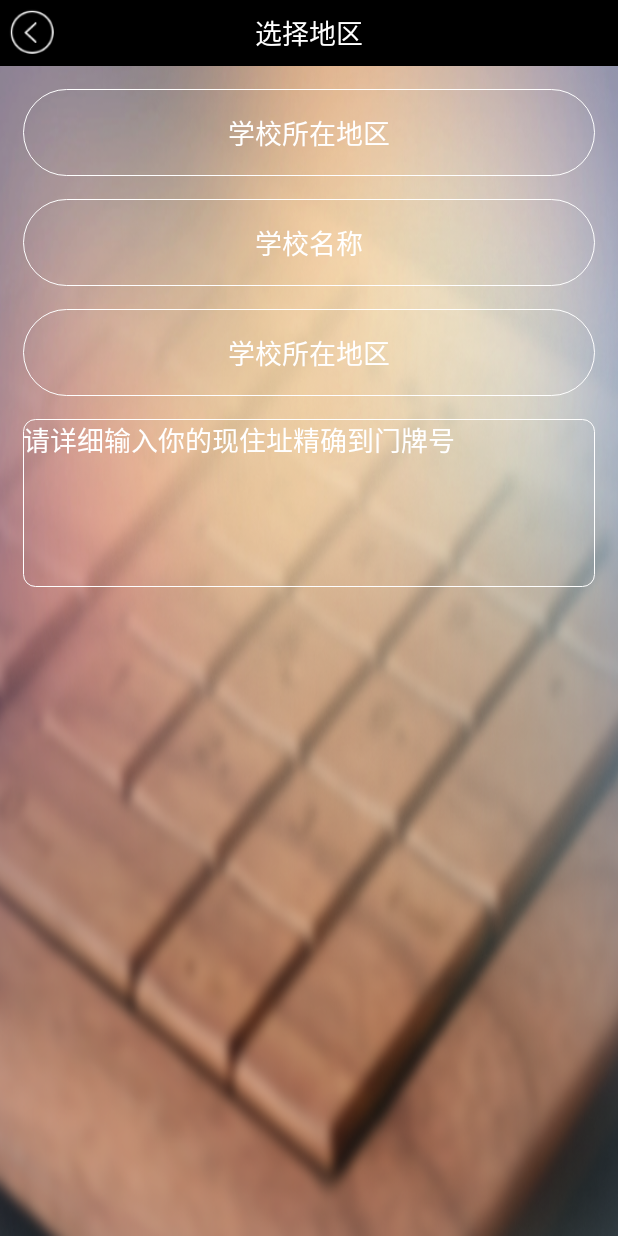
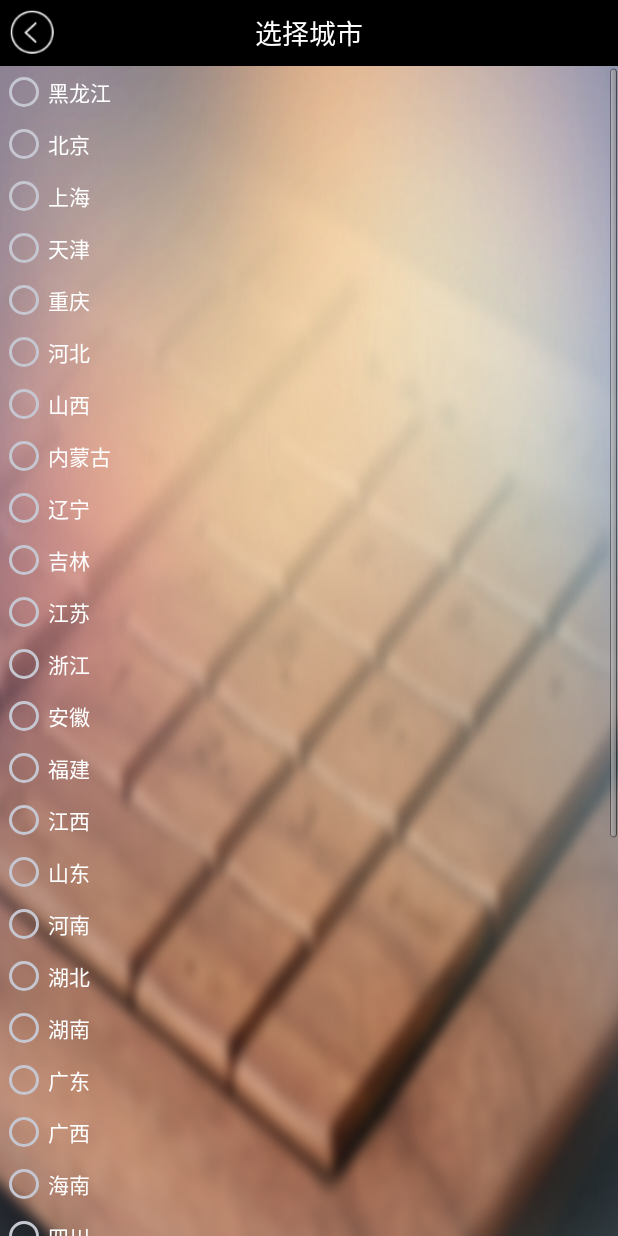
Before and after one commit to yu358769601/xingxingx, an Android app: the SchoolAddressActivity screen opened directly, with no data from a screen before it, after a tap on "学校所在地区", on a phone screen of 412 x 824 dp. Run offline under Robolectric (Android 15) with nearby library versions, the phone set to English and light mode, and no system bars; pictures from the network do not load.

Commit message:
城市完毕

```diff
--- a/app/src/main/AndroidManifest.xml
+++ b/app/src/main/AndroidManifest.xml
@@ -117,6 +117,8 @@
         </activity>
         <activity android:name=".ui.SchoolAddressActivity">
         </activity>
+        <activity android:name=".ui.SelectCityActivity">
+        </activity>
     </application>
 
 </manifest>
--- a/app/src/main/java/com/xinxinxuedai/MVP/ApplyForActivity/ApplyForActivity_P.java
+++ b/app/src/main/java/com/xinxinxuedai/MVP/ApplyForActivity/ApplyForActivity_P.java
@@ -7,6 +7,7 @@ import com.xinxinxuedai.MVP.baseMVP.BaseMvp;
 import com.xinxinxuedai.ui.BankCardInfoActivity;
 import com.xinxinxuedai.ui.OrganizingDataActivity;
 import com.xinxinxuedai.ui.PersonalDetailsActivity;
+import com.xinxinxuedai.ui.SchoolAddressActivity;
 import com.xinxinxuedai.view.xuedai_button.XueDaiButton;
 
 /**
@@ -47,7 +48,8 @@ public class ApplyForActivity_P extends BaseMvp<ApplyForActivity_callback> imple
                 context.startActivity(intent);
             break;
             case 2:
-
+                intent.setClass(context, SchoolAddressActivity.class);
+                context.startActivity(intent);
             break;
             case 3:
                 intent.setClass(context, BankCardInfoActivity.class);
--- /dev/null
+++ b/app/src/main/java/com/xinxinxuedai/MVP/SelectCityActivity/SelectCityActivity_C.java
@@ -0,0 +1,19 @@
+package com.xinxinxuedai.MVP.SelectCityActivity;
+
+/**
+ * Created by Administrator 于萌萌
+ * 创建日期: 14:45 . 2016年12月08日
+ * 描述:
+ * <p>
+ * <p>
+ * 备注:
+ */
+
+public interface SelectCityActivity_C {
+    /**
+     * 返回 省市信息
+     * @param sheng
+     * @param shi
+     */
+    void getData(String sheng , String shi);
+}
--- /dev/null
+++ b/app/src/main/java/com/xinxinxuedai/MVP/SelectCityActivity/SelectCityActivity_M.java
@@ -0,0 +1,21 @@
+package com.xinxinxuedai.MVP.SelectCityActivity;
+
+import android.widget.RadioGroup;
+
+/**
+ * Created by Administrator 于萌萌
+ * 创建日期: 14:45 . 2016年12月08日
+ * 描述:
+ * <p>
+ * <p>
+ * 备注:
+ */
+
+public interface SelectCityActivity_M {
+    /**
+     * 初始化 radioGroup 的数据
+     * @param selectcity_rg1
+     * @param radioGroup
+     */
+    void setRadioGroup(RadioGroup selectcity_rg1, RadioGroup radioGroup);
+}
--- /dev/null
+++ b/app/src/main/java/com/xinxinxuedai/MVP/SelectCityActivity/SelectCityActivity_P.java
@@ -0,0 +1,166 @@
+package com.xinxinxuedai.MVP.SelectCityActivity;
+
+import android.content.Context;
+import android.widget.RadioButton;
+import android.widget.RadioGroup;
+import android.widget.RelativeLayout;
+
+import com.xinxinxuedai.MVP.baseMVP.BaseMvp;
+import com.xinxinxuedai.Utils.LogUtils;
+import com.xinxinxuedai.Utils.UtilsMeasure;
+
+/**
+ * Created by Administrator 于萌萌
+ * 创建日期: 14:45 . 2016年12月08日
+ * 描述:选择城市_P
+ * <p>
+ * <p>
+ * 备注:
+ */
+
+public class SelectCityActivity_P extends BaseMvp<SelectCityActivity_C> implements SelectCityActivity_M{
+
+    //34
+    final String[] sheng = {"黑龙江","北京","上海","天津","重庆","河北", "山西","内蒙古","辽宁","吉林","江苏","浙江",
+            "安徽","福建","江西","山东","河南","湖北", "湖南","广东","广西","海南","四川","贵州",
+            "云南","西藏","陕西","甘肃","青海","宁夏", "新疆","台湾","香港","澳门"};
+
+    final String[][] city = {
+            {"哈尔滨","齐齐哈尔","鸡西","鹤岗","双鸭山","大庆", "伊春","佳木斯","七台河","牡丹江","黑河","绥化","大兴安岭"},
+            {"北京"},
+            {"上海"},
+            {"天津"},
+            {"重庆"},
+            {"石家庄","唐山","秦皇岛","邯郸","邢台","保定","张家口","承德","沧州","廊坊","衡水"},
+            {"太原","大同","阳泉","长治","晋城","朔州", "晋中","运城","忻州","临汾","吕梁"},
+            {"呼和浩特","包头","乌海","赤峰","通辽","鄂尔多斯", "呼伦贝尔","巴彦淖尔","乌兰察布","兴安","锡林郭勒","阿拉善"},
+            {"沈阳","大连","鞍山","抚顺","本溪","丹东","锦州","营口","阜新","辽阳","盘锦","铁岭","朝阳","葫芦岛"},
+            {"吉林","长春","四平","辽源","通化","白山","松原","白城","延边"},
+            {"南京","无锡","徐州","常州","苏州","南通","连云港","淮安","盐城","扬州","镇江","泰州","宿迁"},
+            {"杭州","宁波","温州","嘉兴","湖州","绍兴","金华","衢州","舟山","台州","丽水"},
+            {"合肥","芜湖","蚌埠","淮南","马鞍山","淮北","铜陵","安庆","黄山","滁州","阜阳","宿州","巢湖","六安","亳州","池州","宣城"},
+            {"福州","厦门","莆田","三明","泉州","漳州","南平","龙岩","宁德"},
+            {"南昌","景德镇","萍乡","九江","新余","鹰潭","赣州","吉安","宜春","抚州","上饶"},
+            {"济南","青岛","淄博","枣庄","东营","烟台","潍坊","威海","济宁","泰安","日照","莱芜","临沂","德州","聊城","滨州","菏泽"},
+            {"郑州","开封","洛阳","平顶山","焦作","鹤壁","新乡","安阳","濮阳","许昌","漯河","三门峡","南阳","商丘","信阳","周口","驻马店"},
+            {"武汉","黄石","襄樊","十堰","荆州","宜昌","荆门","鄂州","孝感","黄冈","咸宁","随州","恩施"},
+            {"长沙","株洲","湘潭","衡阳","邵阳","岳阳","常德","张家界","益阳","郴州","永州","怀化","娄底","湘西"},
+            {"广州","深圳","珠海","汕头","韶关","佛山","江门","湛江","茂名","肇庆","惠州","梅州","汕尾","河源","阳江","清远","东莞","中山","潮州","揭阳","云浮"},
+            {"南宁","柳州","桂林","梧州","北海","防城港","钦州","贵港","玉林","百色","贺州","河池","来宾","崇左"},
+            {"海口","三亚"},
+            {"成都","自贡","攀枝花","泸州","德阳","绵阳","广元","遂宁","内江","乐山","南充","宜宾","广安","达州","眉山","雅安","巴中","资阳","阿坝","甘孜","凉山"},
+            {"贵阳","六盘水","遵义","安顺","铜仁","毕节","黔西南","黔东南","黔南"},
+            {"昆明","曲靖","玉溪","保山","昭通","丽江","普洱","临沧","文山","红河","西双版纳","楚雄","德宏","怒江","迪庆"},
+            {"拉萨","昌都","山南","日喀则","那曲","阿里","林芝"},
+            {"西安","铜川","宝鸡","咸阳","渭南","延安","汉中","榆林","安康","商洛"},
+            {"兰州","嘉峪关","金昌","白银","天水","武威","张掖","平凉","酒泉","庆阳","定西","陇南","临夏","甘南"},
+            {"西宁","海东","海北","黄南","海南","果洛","玉树","海西"},
+            {"银川","石嘴山","吴忠","固原","中卫"},
+            {"乌鲁木齐","克拉玛依","吐鲁番","哈密","和田","阿克苏","喀什","克孜勒苏柯尔克孜","巴音郭楞蒙古","博尔塔拉蒙古","塔城","阿勒泰"},
+            {"台北","高雄","基隆","台中","台南","新竹","嘉义"},
+            {"香港"},
+            {"澳门"},
+    };
+
+
+
+    static  SelectCityActivity_P sSelectCityActivity_p;
+    Context context;
+    public SelectCityActivity_P(Context context) {
+        this.context = context;
+    }
+
+    public static SelectCityActivity_P getSelectCityActivity_p(Context context){
+        if (sSelectCityActivity_p == null){
+            return sSelectCityActivity_p = new SelectCityActivity_P(context);
+        }
+        return sSelectCityActivity_p;
+    }
+
+    SelectCityActivity_C selectCityActivity_c;
+    @Override
+    public void setCallBack(SelectCityActivity_C selectCityActivity_c) {
+        this.selectCityActivity_c = selectCityActivity_c;
+    }
+    String shengtitle ="";
+    String shititle ="";
+    /**
+     * 初始化 radioGroup 的数据
+     * @param selectcity_rg1
+     * @param selectcity_rg2
+     */
+    @Override
+    public void setRadioGroup(RadioGroup selectcity_rg1, final RadioGroup selectcity_rg2) {
+        selectcity_rg1.removeAllViews();
+
+        // LogUtils.i("tag数组内容是"+sheng);
+        final RadioGroup myRadioGroup = selectcity_rg1;
+        for (int i = 0; i < sheng.length; i++) {
+            RadioButton radioButton = new RadioButton(context);
+
+            radioButton.setText(sheng[i]);
+           // LogUtils.i("tag数组内容是"+city[i]);
+            radioButton.setTag(city[i]);
+            radioButton.setPadding(0,10,0,10);
+            myRadioGroup.addView(radioButton);
+
+        }
+
+
+        myRadioGroup.setOnCheckedChangeListener(new RadioGroup.OnCheckedChangeListener() {
+            @Override
+            public void onCheckedChanged(RadioGroup group, int checkedId) {
+                selectcity_rg2.removeAllViews();
+
+                for (int i = 0; i < myRadioGroup.getChildCount(); i++) {
+                    RadioButton childAt = (RadioButton) group.getChildAt(i);
+                    if (childAt.getId() ==checkedId){
+                        int[] measure = UtilsMeasure.measure(childAt);
+                        RelativeLayout.LayoutParams layoutParams =
+                                (RelativeLayout.LayoutParams)selectcity_rg2.getLayoutParams();
+                        layoutParams.setMargins(0, measure[1]*(i),0,0);
+                        selectcity_rg2.setLayoutParams(layoutParams);
+
+                        shengtitle = childAt.getText().toString();
+                        String[] childAtTag = (String[]) childAt.getTag();
+
+                        //给右面的添加数据
+                        for (int y = 0; y < childAtTag.length; y++) {
+                            RadioButton radioButton = new RadioButton(context);
+
+                            radioButton.setText(childAtTag[y]);
+                            // LogUtils.i("tag数组内容是"+city[i]);
+                            radioButton.setTag(y);
+                            radioButton.setPadding(0,10,0,10);
+                            selectcity_rg2.addView(radioButton);
+
+                        }
+                        selectcity_rg2.setOnCheckedChangeListener(new RadioGroup.OnCheckedChangeListener() {
+                            @Override
+                            public void onCheckedChanged(RadioGroup group, int checkedId) {
+                                for (int i = 0; i < group.getChildCount(); i++) {
+                                    RadioButton childAt = (RadioButton) group.getChildAt(i);
+                                    if (childAt.getId()==checkedId){
+                                        shititle = childAt.getText().toString();
+                                        LogUtils.i("省"+shengtitle+"\t"+"市"+shititle);
+                                        selectCityActivity_c.getData(shengtitle, shititle);
+                                    }
+                                }
+                            }
+                        });
+                    }
+                }
+
+                LogUtils.i("我点了"+(checkedId)+"号城市");
+                //设置右面的出现高度
+                //先获取左面点按钮的高度 在设置右面 selectcity_rg2 margin + 左面按钮的当前高度
+               // ViewGroup.LayoutParams layoutParams = childAt.getLayoutParams();
+
+
+
+
+            }
+        });
+
+    }
+}
--- a/app/src/main/java/com/xinxinxuedai/ui/SchoolAddressActivity.java
+++ b/app/src/main/java/com/xinxinxuedai/ui/SchoolAddressActivity.java
@@ -1,5 +1,9 @@
 package com.xinxinxuedai.ui;
 
+import android.content.BroadcastReceiver;
+import android.content.Context;
+import android.content.Intent;
+import android.content.IntentFilter;
 import android.os.Bundle;
 import android.view.View;
 import android.widget.Button;
@@ -8,6 +12,7 @@ import android.widget.RelativeLayout;
 import android.widget.TextView;
 
 import com.xinxinxuedai.R;
+import com.xinxinxuedai.Utils.LogUtils;
 import com.xinxinxuedai.base.BaseActivity;
 import com.xinxinxuedai.view.initAction_Bar;
 
@@ -20,11 +25,25 @@ public class SchoolAddressActivity extends BaseActivity implements View.OnClickL
     private TextView schooladdress_tv2;
     private RelativeLayout schooladdress_rl;
     private initAction_Bar relativeLayout_title;
+    private InnerReceiver mReceiver;
 
     @Override
     protected void onCreate(Bundle savedInstanceState) {
         super.onCreate(savedInstanceState);
+        //接收_选中城市_广播
+        initRegisterReceiver();
         initView();
+    }
+
+    private void initRegisterReceiver() {
+        //生命周期方法里面注册广播
+        //注册广播接收者
+        //"cityInfo","cityData"
+        IntentFilter filter = new IntentFilter("cityInfo");
+        //在成员变量的位置 创建一个  广播接收类
+        mReceiver = new InnerReceiver();
+        registerReceiver(mReceiver, filter);
+
     }
 
     @Override
@@ -64,6 +83,36 @@ public class SchoolAddressActivity extends BaseActivity implements View.OnClickL
         });
     }
 
+
+
+
+
+    //接收别的地方过来的数据 写一个内容类
+    public class InnerReceiver extends BroadcastReceiver {
+
+        @Override
+        public void onReceive(Context context, Intent intent) {
+            //使用intent获取发送过来的数据
+            Bundle extras = intent.getExtras();
+            String[] cityDatas = extras.getStringArray("cityData");
+            LogUtils.i("过来的数据是"+cityDatas);
+            if (null!=cityDatas){
+
+                schooladdress_tv2.setText(cityDatas[0]+"省"+cityDatas[1]+"市");
+            }
+        }
+    }
+
+
+    @Override
+    protected void onDestroy() {
+        super.onDestroy();
+        //取消广播
+        unregisterReceiver(mReceiver);
+    }
+
+
+
     @Override
     public void initP() {
 
@@ -87,6 +136,13 @@ public class SchoolAddressActivity extends BaseActivity implements View.OnClickL
      */
     @Override
     public void onClick(View v) {
-
+        Intent intent = new Intent();
+        //SelectCityActivity
+          switch (v.getId()){
+              case R.id.schooladdress_tv2:
+                  intent.setClass(this,SelectCityActivity.class);
+                  startActivity(intent);
+              break;
+          }
     }
 }
--- /dev/null
+++ b/app/src/main/java/com/xinxinxuedai/ui/SelectCityActivity.java
@@ -0,0 +1,93 @@
+package com.xinxinxuedai.ui;
+
+import android.os.Bundle;
+import android.view.View;
+import android.widget.Button;
+import android.widget.RadioGroup;
+import android.widget.RelativeLayout;
+import android.widget.TextView;
+
+import com.xinxinxuedai.MVP.SelectCityActivity.SelectCityActivity_C;
+import com.xinxinxuedai.MVP.SelectCityActivity.SelectCityActivity_P;
+import com.xinxinxuedai.R;
+import com.xinxinxuedai.Utils.UtilsBroadcastReceiver;
+import com.xinxinxuedai.app.AppContext;
+import com.xinxinxuedai.base.BaseActivity;
+import com.xinxinxuedai.view.initAction_Bar;
+
+//选择城市activity  二维数组的那个
+public class SelectCityActivity extends BaseActivity implements View.OnClickListener, SelectCityActivity_C {
+
+    private RadioGroup selectcity_rg;
+    private RelativeLayout selectcity_rl;
+    private initAction_Bar relativeLayout_title;
+    private SelectCityActivity_P mSelectCityActivity_p;
+    private RadioGroup selectcity_rg1;
+    private RadioGroup selectcity_rg2;
+
+    @Override
+    protected void onCreate(Bundle savedInstanceState) {
+        super.onCreate(savedInstanceState);
+        initP();
+        initView();
+    }
+
+    @Override
+    public int getlayouXML() {
+        return R.layout.activity_select_city;
+    }
+
+    @Override
+    public void initView() {
+
+        selectcity_rg1 = (RadioGroup) findViewById(R.id.selectcity_rg1);
+        selectcity_rg2 = (RadioGroup) findViewById(R.id.selectcity_rg2);
+        //selectcity_rg.setOnClickListener(this);
+
+        selectcity_rl = (RelativeLayout) findViewById(R.id.selectcity_rl);
+        selectcity_rl.setOnClickListener(this);
+
+        relativeLayout_title = (initAction_Bar) findViewById(R.id.relativeLayout_title);
+        relativeLayout_title.setCallBack(new initAction_Bar.Action_bar_call_back() {
+            @Override
+            public void getAction_barView_backbutton(Button button) {
+
+            }
+
+            @Override
+            public void getAction_barView_title(TextView textView) {
+                textView.setText("选择城市");
+            }
+        });
+
+        initData();
+    }
+
+    @Override
+    public void initP() {
+        mSelectCityActivity_p = SelectCityActivity_P.getSelectCityActivity_p(AppContext.getApplication());
+        mSelectCityActivity_p.setCallBack(this);
+    }
+
+    @Override
+    public void initData() {
+        mSelectCityActivity_p.setRadioGroup(selectcity_rg1,selectcity_rg2);
+    }
+
+    @Override
+    public void initListener() {
+
+    }
+
+    @Override
+    public void onClick(View v) {
+
+    }
+
+    @Override
+    public void getData(String sheng, String shi) {
+        //发送_选中城市_广播
+        UtilsBroadcastReceiver.sendBroadcastReceiver(AppContext.getApplication(),"cityInfo","cityData",new String[]{sheng,shi});
+        finish();
+    }
+}
--- a/app/src/main/java/com/xinxinxuedai/ui/UploadPicturesActivity.java
+++ b/app/src/main/java/com/xinxinxuedai/ui/UploadPicturesActivity.java
@@ -161,7 +161,7 @@ public class UploadPicturesActivity extends BaseActivity implements View.OnClick
                 .setText("上传正面身份证")
                 .setTextColor(getResources().getColor(R.color.home_tv1))
                 .setTopDrawable(R.drawable.home_tv01)
-                .setRelativeLayout_Pading(0,UtilsSetSize.setPx(this, R.dimen.size_base480_20dp),0,UtilsSetSize.setPx(this, R.dimen.size_base480_20dp));
+                .setRelativeLayout_Pading(0,UtilsSetSize.setPx(this, R.dimen.size_base480_50dp),0,UtilsSetSize.setPx(this, R.dimen.size_base480_50dp));
         uploadpictures_xd_2
                 .setCallBack(new button_CallBack() {
                     @Override
@@ -176,7 +176,7 @@ public class UploadPicturesActivity extends BaseActivity implements View.OnClick
                 .setText("上传背面身份证")
                 .setTextColor(getResources().getColor(R.color.home_tv1))
                 .setTopDrawable(R.drawable.home_tv01)
-                .setRelativeLayout_Pading(0,UtilsSetSize.setPx(this, R.dimen.size_base480_20dp),0,UtilsSetSize.setPx(this, R.dimen.size_base480_20dp));
+                .setRelativeLayout_Pading(0,UtilsSetSize.setPx(this, R.dimen.size_base480_50dp),0,UtilsSetSize.setPx(this, R.dimen.size_base480_50dp));
 
         uploadpictures_xd_3
                 .setCallBack(new button_CallBack() {
@@ -192,7 +192,7 @@ public class UploadPicturesActivity extends BaseActivity implements View.OnClick
                 .setText("手持身份证")
                 .setTextColor(getResources().getColor(R.color.home_tv1))
                 .setTopDrawable(R.drawable.home_tv01)
-                .setRelativeLayout_Pading(0,UtilsSetSize.setPx(this, R.dimen.size_base480_20dp),0,UtilsSetSize.setPx(this, R.dimen.size_base480_20dp));
+                .setRelativeLayout_Pading(0,UtilsSetSize.setPx(this, R.dimen.size_base480_50dp),0,UtilsSetSize.setPx(this, R.dimen.size_base480_50dp));
 
 
     }
--- /dev/null
+++ b/app/src/main/res/layout/activity_select_city.xml
@@ -0,0 +1,34 @@
+<?xml version="1.0" encoding="utf-8"?>
+<com.xinxinxuedai.view.initAction_Bar
+    xmlns:android="http://schemas.android.com/apk/res/android"
+    xmlns:tools="http://schemas.android.com/tools"
+    android:id="@+id/relativeLayout_title"
+    android:layout_width="match_parent"
+    android:layout_height="match_parent"
+    android:background="@drawable/home"
+    tools:context="com.xinxinxuedai.ui.SelectCityActivity">
+    <ScrollView
+        android:layout_below="@+id/relativeLayout_title"
+        android:layout_width="match_parent"
+        android:layout_height="wrap_content">
+        <RelativeLayout
+            android:id="@+id/selectcity_rl"
+            android:layout_width="match_parent"
+            android:layout_height="wrap_content">
+            <RadioGroup
+                android:id="@+id/selectcity_rg1"
+                android:layout_width="wrap_content"
+                android:layout_height="wrap_content">
+            </RadioGroup>
+            <RadioGroup
+                android:id="@+id/selectcity_rg2"
+                android:layout_toRightOf="@+id/selectcity_rg1"
+                android:layout_width="wrap_content"
+                android:layout_height="wrap_content">
+            </RadioGroup>
+
+
+        </RelativeLayout>
+    </ScrollView>
+
+</com.xinxinxuedai.view.initAction_Bar>
--- a/app/src/main/res/layout/activity_upload_pictures.xml
+++ b/app/src/main/res/layout/activity_upload_pictures.xml
@@ -44,21 +44,21 @@
                 android:id="@+id/uploadpictures_xd_1"
                 android:layout_below="@+id/uploadpictures_tt_title_big"
                 android:layout_width="match_parent"
-                android:layout_height="wrap_content">
+                android:layout_height="@dimen/size_base480_220dp">
             </com.xinxinxuedai.view.xuedai_button.XueDaiButton_1>
             <com.xinxinxuedai.view.xuedai_button.XueDaiButton_1
                 android:id="@+id/uploadpictures_xd_2"
                 android:layout_marginTop="@dimen/size_base480_10dp"
                 android:layout_below="@+id/uploadpictures_xd_1"
                 android:layout_width="match_parent"
-                android:layout_height="wrap_content">
+                android:layout_height="@dimen/size_base480_220dp">
             </com.xinxinxuedai.view.xuedai_button.XueDaiButton_1>
             <com.xinxinxuedai.view.xuedai_button.XueDaiButton_1
                 android:id="@+id/uploadpictures_xd_3"
                 android:layout_marginTop="@dimen/size_base480_10dp"
                 android:layout_below="@+id/uploadpictures_xd_2"
                 android:layout_width="match_parent"
-                android:layout_height="wrap_content">
+                android:layout_height="@dimen/size_base480_220dp">
             </com.xinxinxuedai.view.xuedai_button.XueDaiButton_1>
             <TextView
                 android:id="@+id/uploadpictures_tv_sub"
--- /dev/null
+++ b/app/src/main/res/values/ids.xml
@@ -0,0 +1,4 @@
+<?xml version="1.0" encoding="utf-8"?>
+<resources>
+    <item type="id" name="tag_shi"></item>
+</resources>
```
Also changed, not shown: app/src/main/java/com/xinxinxuedai/Utils/UtilsBroadcastReceiver.java (+16 -2 lines), app/src/main/res/layout/activity_school_address.xml (+10 -3 lines).
